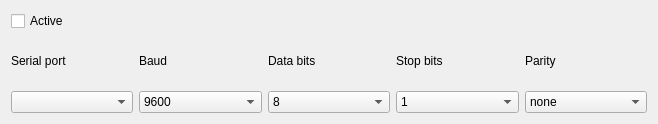
Before: the Qt Designer form forms/serialsettingswidget.ui in pre-lab-ai/qmodbus, drawn with Qt 5.
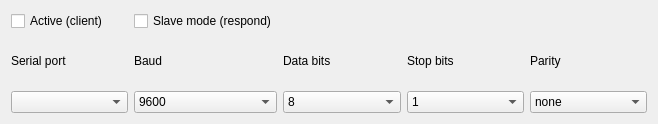
After: the same form once the commit is applied.

Diff of the .ui file:
```diff
--- a/forms/serialsettingswidget.ui
+++ b/forms/serialsettingswidget.ui
@@ -23,7 +23,14 @@
    <item row="0" column="0">
     <widget class="QCheckBox" name="checkBox">
      <property name="text">
-      <string>Active</string>
+      <string>Active (client)</string>
+     </property>
+    </widget>
+   </item>
+   <item row="0" column="1">
+    <widget class="QCheckBox" name="slaveMode">
+     <property name="text">
+      <string>Slave mode (respond)</string>
      </property>
     </widget>
    </item>
```
Left out of the diff: 5 changed lines with no effect on the pictures.
